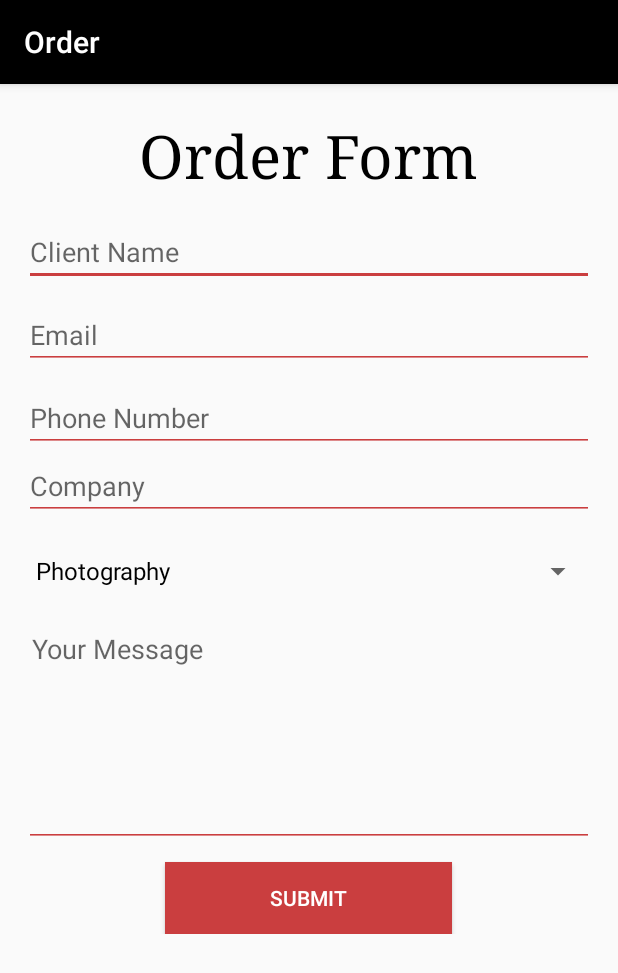
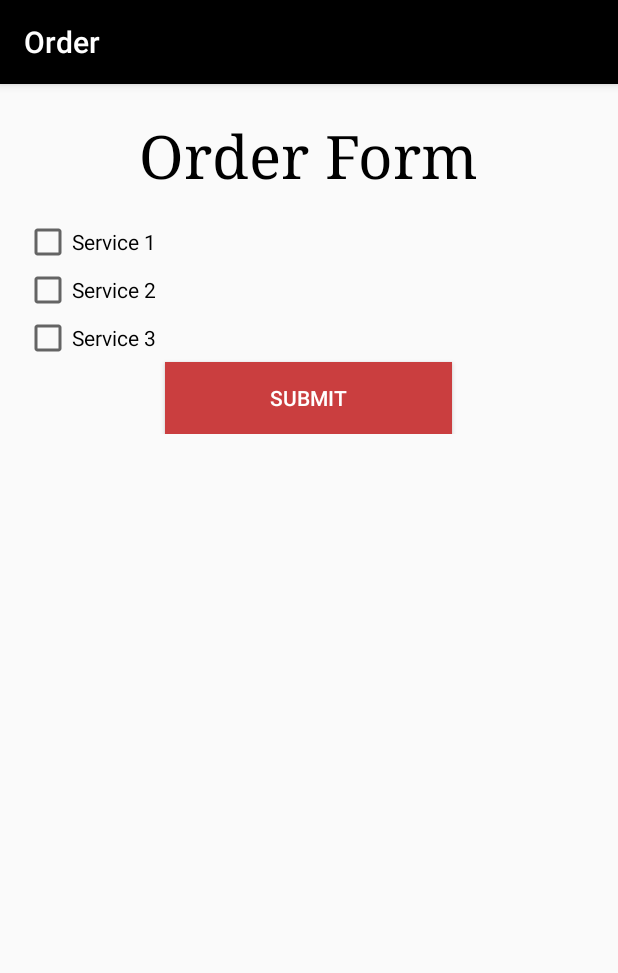
Before and after one commit to RutaleIvanPaul/MapenziDigital, an Android app: the OrderActivity screen opened directly, with no data from a screen before it, on a phone screen of 412 x 824 dp. Shown: the top 973 px of the screen. Run offline under Robolectric (Android 15) with nearby library versions, the phone set to English and light mode, and no system bars.

Commit message:
Add social buttons and Order pages

```diff
--- a/app/src/main/java/com/kotlin/ivanpaulrutale/mapenzidigital/views/OrderActivity.kt
+++ b/app/src/main/java/com/kotlin/ivanpaulrutale/mapenzidigital/views/OrderActivity.kt
@@ -3,6 +3,8 @@ package com.kotlin.ivanpaulrutale.mapenzidigital.views
 import android.content.Intent
 import android.support.v7.app.AppCompatActivity
 import android.os.Bundle
+import android.widget.Button
+import android.widget.CheckBox
 import android.widget.Spinner
 import com.kotlin.ivanpaulrutale.mapenzidigital.R
 
@@ -11,7 +13,26 @@ class OrderActivity : AppCompatActivity() {
     override fun onCreate(savedInstanceState: Bundle?) {
         super.onCreate(savedInstanceState)
         setContentView(R.layout.activity_order)
-        populateSpinner(findViewById(R.id.spinner),this)
+
+        val submit_order:Button = findViewById(R.id.submit_order)
+        val checkBox1:CheckBox= findViewById(R.id.checkBox1)
+        val checkBox2:CheckBox= findViewById(R.id.checkBox2)
+        val checkBox3:CheckBox= findViewById(R.id.checkBox3)
+        submit_order.setOnClickListener{
+            val shoppingCart = ArrayList<Int>()
+            val intent= Intent(this,PaymentActivity::class.java)
+            if (checkBox1.isChecked){
+                shoppingCart.add(1)
+            }
+            if (checkBox2.isChecked){
+                shoppingCart.add(2)
+            }
+            if (checkBox3.isChecked){
+                shoppingCart.add(3)
+            }
+            intent.putIntegerArrayListExtra("shoppingCart",shoppingCart)
+            startActivity(intent)
+        }
     }
 
     override fun onBackPressed() {
--- a/app/src/main/res/layout/activity_order.xml
+++ b/app/src/main/res/layout/activity_order.xml
@@ -25,58 +25,26 @@
                 android:typeface="serif"/>
 
 
-        <EditText
-                android:layout_width="fill_parent"
+        <CheckBox
+                android:id="@+id/checkBox1"
+                android:layout_width="match_parent"
                 android:layout_height="wrap_content"
-                android:backgroundTint="@color/colorAccent"
-                android:hint="@string/client_name"
-                android:inputType="textPersonName"/>
+                android:text="Service 1" />
 
-        <EditText
-                android:layout_width="fill_parent"
+        <CheckBox
+                android:id="@+id/checkBox2"
+                android:layout_width="match_parent"
                 android:layout_height="wrap_content"
-                android:layout_marginBottom="10dp"
-                android:layout_marginTop="10dp"
-                android:backgroundTint="@color/colorAccent"
-                android:hint="@string/email"
-                android:inputType="textEmailAddress"/>
+                android:text="Service 2" />
 
-        <EditText
-                android:layout_width="fill_parent"
+        <CheckBox
+                android:id="@+id/checkBox3"
+                android:layout_width="match_parent"
                 android:layout_height="wrap_content"
-                android:backgroundTint="@color/colorAccent"
-                android:hint="@string/phone_number"
-                android:inputType="phone"/>
-
-        <EditText
-                android:layout_width="fill_parent"
-                android:layout_height="wrap_content"
-                android:backgroundTint="@color/colorAccent"
-                android:hint="@string/company"
-                android:inputType="text"/>
-
-        <include
-                android:id="@+id/spinner"
-                layout="@layout/spinner"
-                android:layout_width="match_parent"
-                android:layout_height="match_parent" android:layout_marginTop="10dp"/>
-
-
-        <EditText
-                android:layout_width="fill_parent"
-                android:layout_height="150dp"
-                android:layout_marginBottom="10dp"
-                android:layout_marginTop="10dp"
-                android:backgroundTint="@color/colorAccent"
-                android:gravity="top"
-                android:hint="@string/message"
-                android:fitsSystemWindows="true"
-                android:breakStrategy="balanced"
-                android:inputType="textMultiLine"
-                android:singleLine="false"
-                android:padding="5dp"/>
+                android:text="Service 3" />
 
         <Button
+                android:id="@+id/submit_order"
                 android:layout_width="wrap_content"
                 android:layout_height="wrap_content"
                 android:layout_gravity="center_horizontal"
@@ -85,6 +53,6 @@
                 android:paddingLeft="70dp"
                 android:paddingRight="70dp"
                 android:text="@string/submit"
-                android:textColor="#fff"/>
+                android:textColor="#fff" />
     </LinearLayout>
 </ScrollView>
--- a/app/src/main/res/values/strings.xml
+++ b/app/src/main/res/values/strings.xml
@@ -16,7 +16,7 @@
     <string name="menu_contact">Contact</string>
     <string name="menu_order">Order</string>
 
-    <string name="contact_form">Contact Form</string>
+    <string name="contact_form">Contact Us</string>
     <string name="client_name">Client Name</string>
     <string name="email">Email</string>
     <string name="phone_number">Phone Number</string>
```
Also changed, not shown: app/src/main/AndroidManifest.xml (+22 -13 lines), app/src/main/java/com/kotlin/ivanpaulrutale/mapenzidigital/views/ContactActivity.kt (+18 -0 lines), app/src/main/java/com/kotlin/ivanpaulrutale/mapenzidigital/views/PaymentActivity.kt (added, +36 -0 lines), app/src/main/res/layout/activity_contact.xml (+38 -9 lines), app/src/main/res/layout/activity_payment.xml (added, +38 -0 lines), app/src/main/res/drawable/facebook.png (added), app/src/main/res/drawable/instagram.png (added), app/src/main/res/drawable/twitter.png (added), app/src/main/res/drawable/youtube_squared.png (added).
